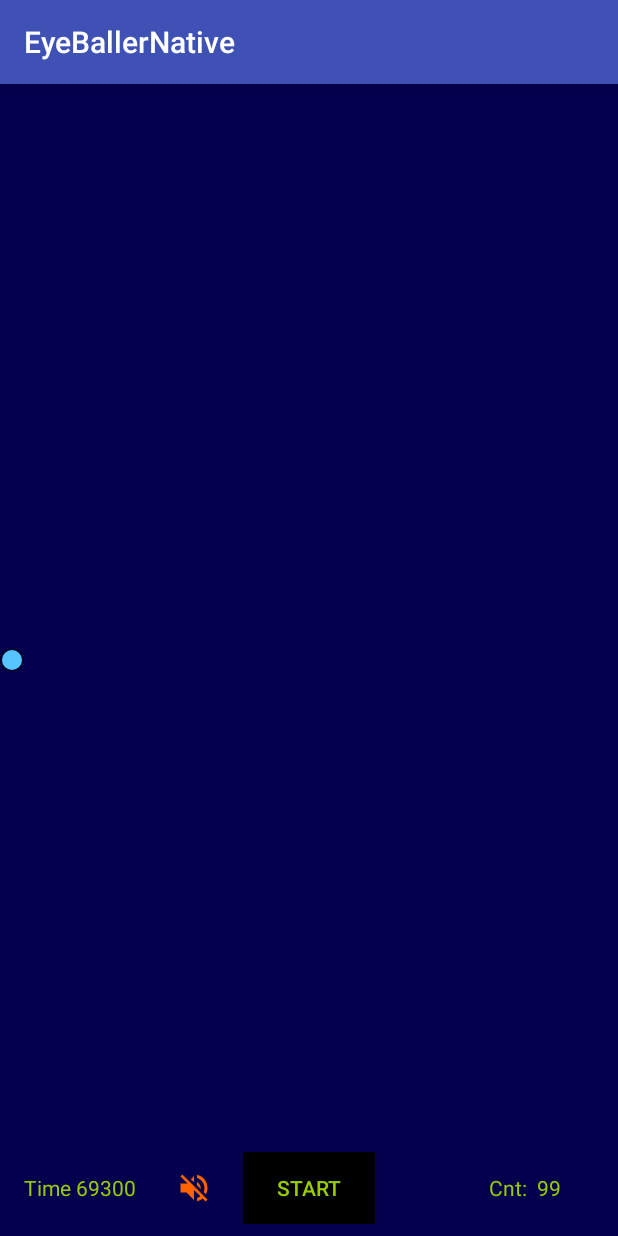
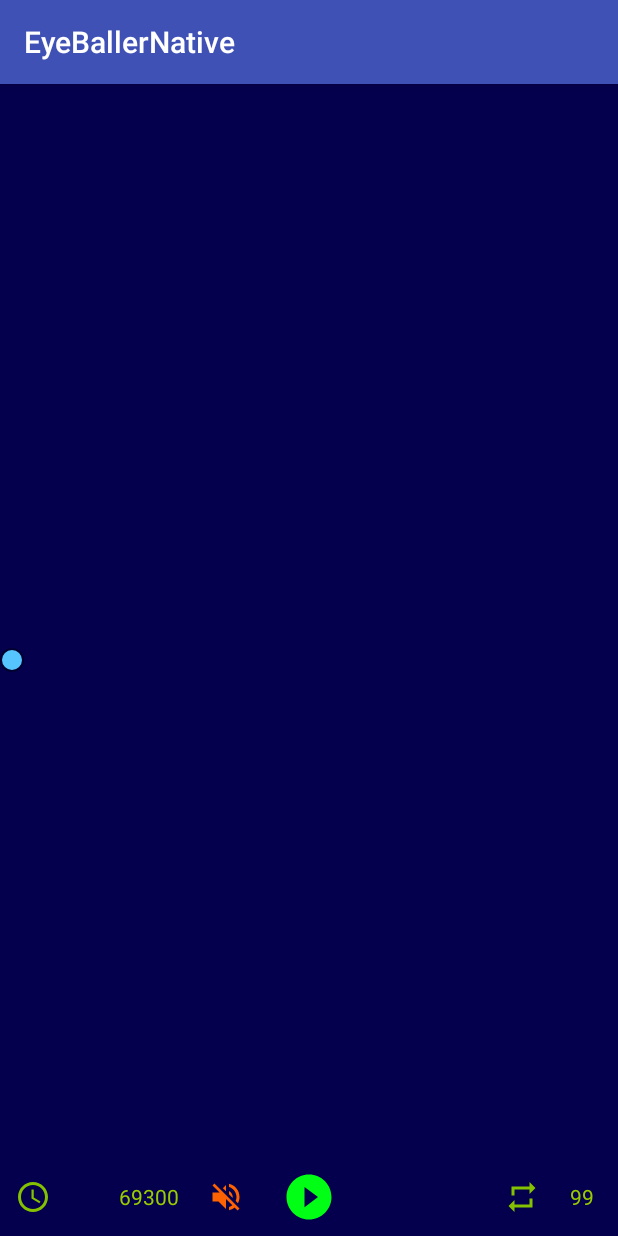
Before and after one commit to HenriPablo/EyeBallerNative, an Android app: the screen it shows after launch (AnimationActivity), on a phone screen of 412 x 824 dp. Run offline under Robolectric (Android 15) with nearby library versions, the phone set to English and light mode, and no system bars; 4 statements that could not run were skipped.

Commit message:
added icons for time and counter, removed text labels from all controls.

```diff
--- a/app/src/main/java/com/eyeballer/eyeballernative/AnimationActivity.java
+++ b/app/src/main/java/com/eyeballer/eyeballernative/AnimationActivity.java
@@ -10,7 +10,6 @@ import android.os.Bundle;
 import android.util.DisplayMetrics;
 import android.view.View;
 import android.view.WindowManager;
-import android.widget.Button;
 import android.widget.ImageButton;
 import android.widget.ImageView;
 import android.widget.RelativeLayout;
@@ -39,6 +38,7 @@ public class AnimationActivity extends AppCompatActivity {
     MediaPlayer sputnikRight;
     int sputnikOn = 0;
     ImageButton sputnikBtn;
+    ImageButton playPauseBtn;
 
     /**
      * ATTENTION: This was auto-generated to implement the App Indexing API.
@@ -60,7 +60,8 @@ public class AnimationActivity extends AppCompatActivity {
         getWindow().addFlags(WindowManager.LayoutParams.FLAG_KEEP_SCREEN_ON);
 
         setContentView(R.layout.activity_animation);
-        ImageView img = (ImageView) findViewById(R.id.imageView);
+        ImageView img = (ImageView) findViewById(R.id.ballView);
+
         // ATTENTION: This was auto-generated to implement the App Indexing API.
         // See https://g.co/AppIndexing/AndroidStudio for more information.
         client = new GoogleApiClient.Builder(this).addApi(AppIndex.API).build();
@@ -78,6 +79,8 @@ public class AnimationActivity extends AppCompatActivity {
         RelativeLayout.LayoutParams lp = (RelativeLayout.LayoutParams) img.getLayoutParams();
         //System.out.println( "lp.rightMargin: " + lp.rightMargin );
         System.out.println( "\n\nimg.getWidth(): " + img+ "\n\n");
+
+        playPauseBtn = (ImageButton) findViewById( R.id.playPauseImageBtn);
 
         animX = ObjectAnimator.ofFloat(img, "x", (w - (48) )  );
         animX.setRepeatCount(repeatCount);
@@ -162,7 +165,7 @@ public class AnimationActivity extends AppCompatActivity {
             public void onAnimationStart(Animator animator) {
                 System.out.println("\n\nonAnimationStart called\n\n");
                 //repeatCount = repeatCount - 1;
-                //countRemaining.setText( "Cnt: " + repeatCount );
+
             }
 
             @Override
@@ -170,13 +173,13 @@ public class AnimationActivity extends AppCompatActivity {
                 System.out.println("\n\nonAnimationEnd called\n\n");
                 getWindow().clearFlags( WindowManager.LayoutParams.FLAG_KEEP_SCREEN_ON);
                 System.out.println("\n\n repeat count at end: " + animX.getRepeatCount() + "\n\n");
-                timeRemaining.setText( "Time: " + animX.getDuration() + animX.getRepeatCount() );
+                timeRemaining.setText( Long.toString(animX.getDuration() + animX.getRepeatCount()) );
                 totalTime = 0;
-                countRemaining.setText( "Cnt: " + animX.getRepeatCount() );
+                countRemaining.setText( animX.getRepeatCount() );
                 animationSpeed = (int) animX.getDuration();
                 repeatCount = animX.getRepeatCount();
-                Button startBtn = (Button) findViewById(R.id.button);
-                startBtn.setText("Start");
+                playPauseBtn.setImageResource( R.drawable.ic_play_circle_filled_black_24dp);
+
                 animationRunning = 0;
             }
 
@@ -192,23 +195,19 @@ public class AnimationActivity extends AppCompatActivity {
 
                 System.out.println("\n\nonAnimationRepeat called\n\n");
                 repeatCount = repeatCount - 1;
-                countRemaining.setText( "Cnt: " + repeatCount );
+                countRemaining.setText( Integer.toString( repeatCount ) );
 
                 //date = new Date( totalTime );
-                timeRemaining.setText( "Time: " + getFormattedTimeRemaining( totalTime ) );
+                timeRemaining.setText( getFormattedTimeRemaining( totalTime ) );
 
-                //try {
-                  //  if (sputnikLeft.isPlaying()) {
-                   //     sputnikLeft.stop();
-                   //     sputnikLeft.release();
-                   //     sputnikLeft = MediaPlayer.create(this, R.raw.sputnik_left);
-                   // }
-                if( sputnikLeftRightFlag == 0 ){
-                    sputnikLeft.start();
-                    sputnikLeftRightFlag = 1;
-                } else if( sputnikLeftRightFlag == 1){
-                    sputnikRight.start();
-                    sputnikLeftRightFlag = 0;
+                if( sputnikOn == 1 ) {
+                    if (sputnikLeftRightFlag == 0) {
+                        sputnikLeft.start();
+                        sputnikLeftRightFlag = 1;
+                    } else if (sputnikLeftRightFlag == 1) {
+                        sputnikRight.start();
+                        sputnikLeftRightFlag = 0;
+                    }
                 }
                 //} catch(Exception e) { e.printStackTrace(); }
 
@@ -219,30 +218,27 @@ public class AnimationActivity extends AppCompatActivity {
 
 
     public void animateHorizontal(View view) {
-
-        Button startBtn = (Button) findViewById(R.id.button);
-
         switch ( animationRunning ){
             case 0:
                 animX.start();
-                startBtn.setText("Pause");
+                playPauseBtn.setImageResource( R.drawable.ic_pause_circle_filled_black_24dp);
                 animationRunning = 1;
                 break;
 
             case 1:
-                startBtn.setText("Resume");
+                playPauseBtn.setImageResource( R.drawable.ic_play_circle_filled_black_24dp);
                 animX.pause();
                 animationRunning = 2;
                 break;
             case 2:
-                startBtn.setText("Pause");
+                playPauseBtn.setImageResource( R.drawable.ic_pause_circle_filled_black_24dp);
                 animX.resume();
                 animationRunning = 1;
                 break;
 
             default:
                 animationRunning = 0;
-                startBtn.setText("Start 2");
+                playPauseBtn.setImageResource( R.drawable.ic_play_circle_filled_black_24dp);
         }
 
     }
--- /dev/null
+++ b/app/src/main/res/drawable/ic_access_time_black_24dp.xml
@@ -0,0 +1,9 @@
+<vector xmlns:android="http://schemas.android.com/apk/res/android"
+        android:width="24dp"
+        android:height="24dp"
+        android:viewportWidth="24.0"
+        android:viewportHeight="24.0">
+    <path
+        android:fillColor="#84c100"
+        android:pathData="M11.99,2C6.47,2 2,6.48 2,12s4.47,10 9.99,10C17.52,22 22,17.52 22,12S17.52,2 11.99,2zM12,20c-4.42,0 -8,-3.58 -8,-8s3.58,-8 8,-8 8,3.58 8,8 -3.58,8 -8,8zM12.5,7H11v6l5.25,3.15 0.75,-1.23 -4.5,-2.67z"/>
+</vector>
--- /dev/null
+++ b/app/src/main/res/drawable/ic_pause_circle_filled_black_24dp.xml
@@ -0,0 +1,4 @@
+<vector android:height="36dp" android:viewportHeight="24.0"
+    android:viewportWidth="24.0" android:width="36dp" xmlns:android="http://schemas.android.com/apk/res/android">
+    <path android:fillColor="#ff5100" android:pathData="M12,2C6.48,2 2,6.48 2,12s4.48,10 10,10 10,-4.48 10,-10S17.52,2 12,2zM11,16L9,16L9,8h2v8zM15,16h-2L13,8h2v8z"/>
+</vector>
--- /dev/null
+++ b/app/src/main/res/drawable/ic_play_circle_filled_black_24dp.xml
@@ -0,0 +1,4 @@
+<vector android:height="36dp" android:viewportHeight="24.0"
+    android:viewportWidth="24.0" android:width="36dp" xmlns:android="http://schemas.android.com/apk/res/android">
+    <path android:fillColor="#00ff15" android:pathData="M12,2C6.48,2 2,6.48 2,12s4.48,10 10,10 10,-4.48 10,-10S17.52,2 12,2zM10,16.5v-9l6,4.5 -6,4.5z"/>
+</vector>
--- /dev/null
+++ b/app/src/main/res/drawable/ic_repeat_black_24dp.xml
@@ -0,0 +1,9 @@
+<vector xmlns:android="http://schemas.android.com/apk/res/android"
+        android:width="24dp"
+        android:height="24dp"
+        android:viewportWidth="24.0"
+        android:viewportHeight="24.0">
+    <path
+        android:fillColor="#84c100"
+        android:pathData="M7,7h10v3l4,-4 -4,-4v3L5,5v6h2L7,7zM17,17L7,17v-3l-4,4 4,4v-3h12v-6h-2v4z"/>
+</vector>
--- a/app/src/main/res/layout/activity_animation.xml
+++ b/app/src/main/res/layout/activity_animation.xml
@@ -14,62 +14,81 @@
     tools:context="com.eyeballer.eyeballernative.AnimationActivity"
     android:onClick="sputnikOnOff">
 
-    <Button
-        android:layout_width="wrap_content"
-        android:layout_height="wrap_content"
-        android:text="START"
-        android:onClick="animateHorizontal"
-        android:id="@+id/button"
-        android:layout_alignParentBottom="true"
-        android:layout_centerHorizontal="true"
-        android:textColor="@android:color/holo_green_light"
-        android:background="@color/bright_foreground_material_light"
-        android:gravity="center_vertical|center_horizontal" />
 
     <ImageView
         android:layout_width="16dp"
         android:layout_height="16dp"
-        android:id="@+id/imageView"
+        android:id="@+id/ballView"
         android:background="@drawable/ball"
         android:layout_centerVertical="true"
         android:layout_alignParentStart="true"
-    />
+        android:layout_marginLeft="0dp"
+        android:layout_marginRight="0dp" />
 
     <TextView
-        android:layout_width="wrap_content"
-        android:layout_height="wrap_content"
-        android:text="Cnt: "
+        android:layout_width="52dp"
+        android:layout_height="36dp"
         android:id="@+id/textViewCount"
-        android:layout_alignBottom="@+id/button"
+        android:gravity="center_vertical"
+        android:textColor="@android:color/holo_green_light"
+        android:layout_alignTop="@+id/timeIcn"
+        android:layout_alignParentBottom="true"
         android:layout_alignParentEnd="true"
-        android:layout_marginEnd="38dp"
-        android:layout_alignTop="@+id/button"
-        android:gravity="center_vertical"
-        android:textColor="@android:color/holo_green_light" />
+        android:textAlignment="center" />
 
     <TextView
-        android:layout_width="wrap_content"
+        android:layout_width="70dp"
         android:layout_height="wrap_content"
-        android:text="Time"
         android:id="@+id/textViewTime"
         android:gravity="center_vertical"
-        android:layout_alignBottom="@+id/button"
-        android:layout_alignTop="@+id/button"
-        android:layout_toEndOf="@+id/imageView"
-        android:textColor="@android:color/holo_green_light" />
+        android:textColor="@android:color/holo_green_light"
+        android:layout_alignTop="@+id/sputnikBtn"
+        android:layout_alignBottom="@+id/sputnikBtn"
+        android:layout_toStartOf="@+id/sputnikBtn"
+        android:textAlignment="center" />
 
     <ImageButton
-        android:layout_width="66dp"
+        android:layout_width="36dp"
         android:layout_height="36dp"
         android:id="@+id/sputnikBtn"
         android:src="@drawable/ic_volume_off_black_24dp"
         android:background="@android:color/transparent"
-        android:layout_alignParentBottom="true"
-        android:layout_alignTop="@+id/button"
-        android:layout_toStartOf="@+id/button"
         android:paddingLeft="30dp"
         android:paddingRight="30dp"
         android:nestedScrollingEnabled="true"
-        android:onClick="sputnikOnOff" />
+        android:onClick="sputnikOnOff"
+        android:layout_alignParentBottom="true"
+        android:layout_toStartOf="@+id/playPauseImageBtn"
+        android:layout_marginEnd="19dp" />
+
+    <ImageButton
+        android:layout_width="36dp"
+        android:layout_height="36dp"
+        android:id="@+id/playPauseImageBtn"
+        android:src="@drawable/ic_play_circle_filled_black_24dp"
+        android:background="@android:color/transparent"
+        android:onClick="animateHorizontal"
+        android:layout_alignTop="@+id/sputnikBtn"
+        android:layout_centerHorizontal="true" />
+
+    <ImageView
+        android:layout_width="wrap_content"
+        android:layout_height="wrap_content"
+        android:id="@+id/timeIcn"
+        android:src="@drawable/ic_access_time_black_24dp"
+        android:layout_alignTop="@+id/textViewTime"
+        android:layout_alignStart="@+id/ballView"
+        android:layout_alignParentBottom="true"
+        android:layout_marginLeft="10dp" />
+
+    <ImageView
+        android:layout_width="wrap_content"
+        android:layout_height="wrap_content"
+        android:id="@+id/countIcn"
+        android:src="@drawable/ic_repeat_black_24dp"
+        android:layout_alignParentBottom="true"
+        android:layout_marginStart="61dp"
+        android:layout_alignTop="@+id/playPauseImageBtn"
+        android:layout_toStartOf="@+id/textViewCount" />
 
 </RelativeLayout>
```
